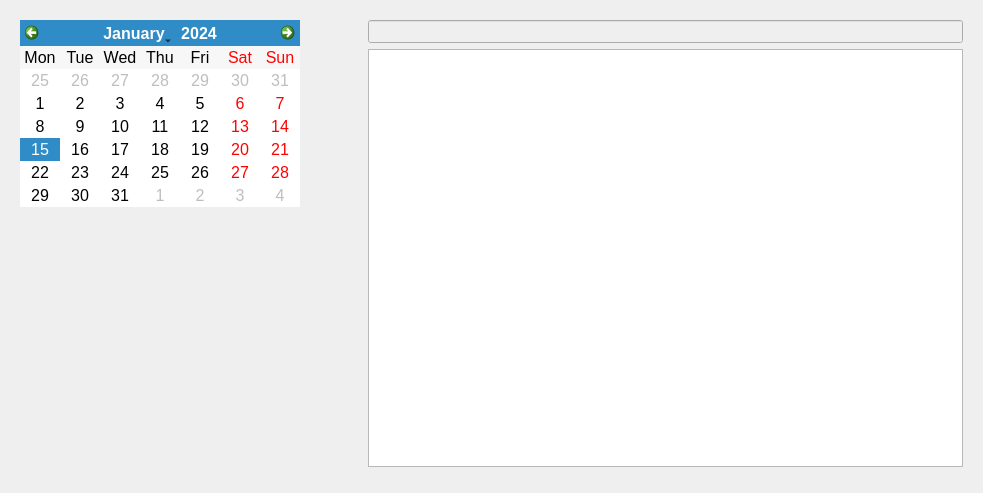
sanath111/Tools, file daily_report.ui: the form before one commit.
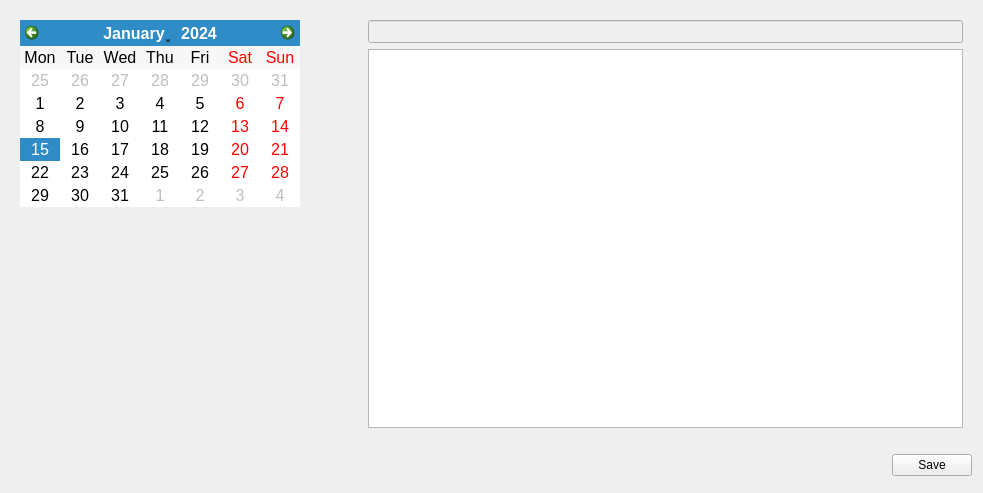
The form after the commit.

The edit to the form file:
```diff
--- a/daily_report.ui
+++ b/daily_report.ui
@@ -155,6 +155,30 @@
      </layout>
     </widget>
    </item>
+   <item row="1" column="0" colspan="2">
+    <layout class="QHBoxLayout" name="horizontalLayout">
+     <item>
+      <spacer name="horizontalSpacer_5">
+       <property name="orientation">
+        <enum>Qt::Horizontal</enum>
+       </property>
+       <property name="sizeHint" stdset="0">
+        <size>
+         <width>58</width>
+         <height>33</height>
+        </size>
+       </property>
+      </spacer>
+     </item>
+     <item>
+      <widget class="QPushButton" name="saveButton">
+       <property name="text">
+        <string>Save</string>
+       </property>
+      </widget>
+     </item>
+    </layout>
+   </item>
   </layout>
  </widget>
  <resources/>
```
Left out of the diff: 48 changed lines with no effect on the pictures.
